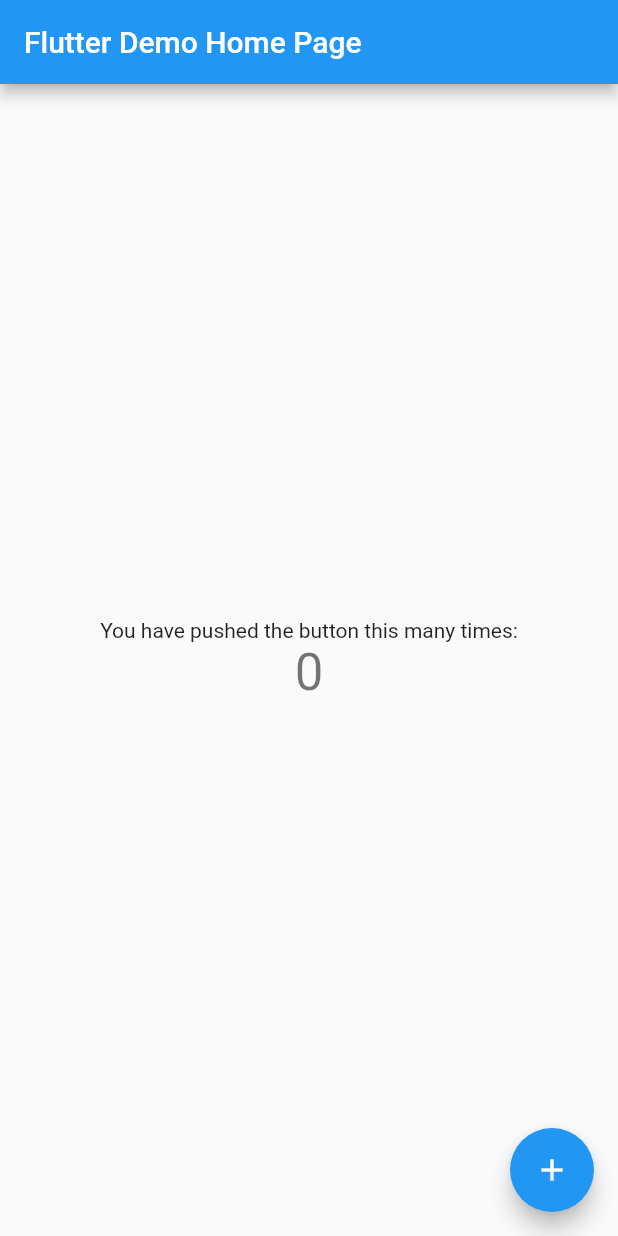
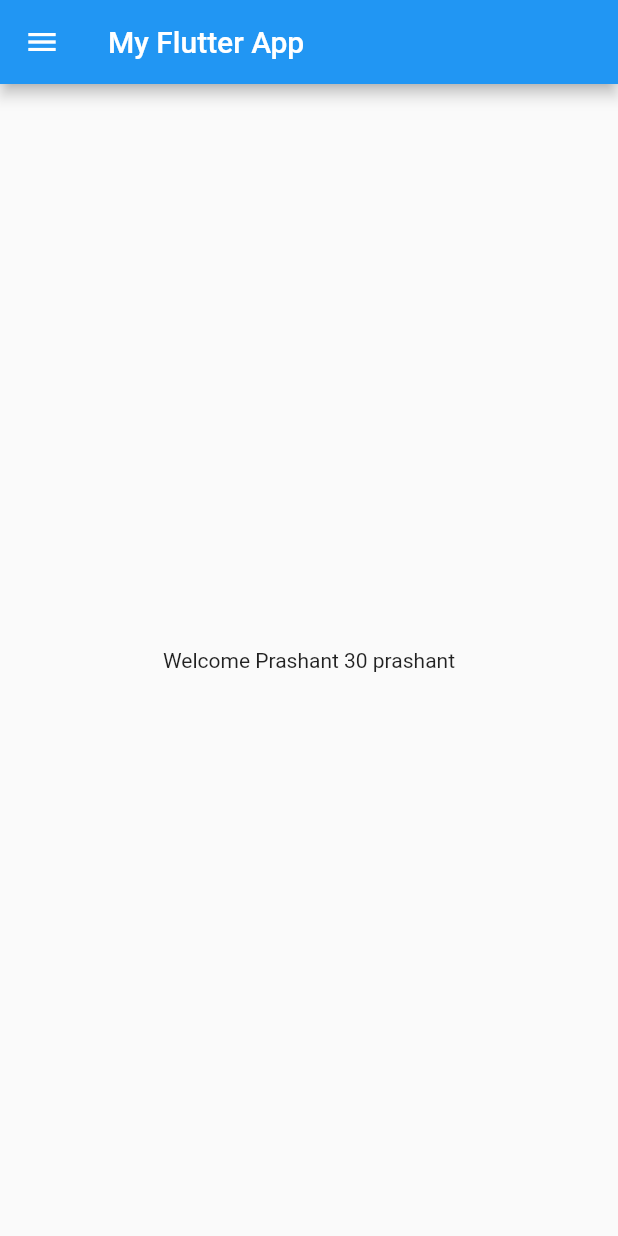
Before and after one commit to prashantlaldas/300DaysOfFlutter, a Flutter app: the screen it shows after launch, on a phone screen of 412 x 824 dp. Run offline on Flutter 3.47's test engine with Material 2 defaults, Android fonts, the phone set to English and light mode, and no system bars.

Commit message:
2nd day class over

```diff
--- /dev/null
+++ b/lib/home_page.dart
@@ -0,0 +1,19 @@
+import 'package:flutter/material.dart';
+class HomePage extends StatelessWidget {
+
+ final int days = 30;
+ final String name = "prashant";
+  @override
+  Widget build(BuildContext context) {
+    return   Scaffold(
+      appBar: AppBar(
+        title: Text("My Flutter App"),),
+        body: Center (
+          child:  Container(
+            child: Text ("Welcome Prashant $days $name"),
+          ),
+        ),
+        drawer: Drawer(),
+    );
+  }
+}
--- a/lib/main.dart
+++ b/lib/main.dart
@@ -1,113 +1,19 @@
 import 'package:flutter/material.dart';
+
+import 'home_page.dart';
 
 void main() {
   runApp(MyApp());
 }
 
 class MyApp extends StatelessWidget {
-  // This widget is the root of your application.
+
   @override
   Widget build(BuildContext context) {
+
+
     return MaterialApp(
-      title: 'Flutter Demo',
-      theme: ThemeData(
-        // This is the theme of your application.
-        //
-        // Try running your application with "flutter run". You'll see the
-        // application has a blue toolbar. Then, without quitting the app, try
-        // changing the primarySwatch below to Colors.green and then invoke
-        // "hot reload" (press "r" in the console where you ran "flutter run",
-        // or simply save your changes to "hot reload" in a Flutter IDE).
-        // Notice that the counter didn't reset back to zero; the application
-        // is not restarted.
-        primarySwatch: Colors.blue,
-      ),
-      home: MyHomePage(title: 'Flutter Demo Home Page'),
+      home:HomePage(),
     );
   }
 }
-
-class MyHomePage extends StatefulWidget {
-  MyHomePage({Key key, this.title}) : super(key: key);
-
-  // This widget is the home page of your application. It is stateful, meaning
-  // that it has a State object (defined below) that contains fields that affect
-  // how it looks.
-
-  // This class is the configuration for the state. It holds the values (in this
-  // case the title) provided by the parent (in this case the App widget) and
-  // used by the build method of the State. Fields in a Widget subclass are
-  // always marked "final".
-
-  final String title;
-
-  @override
-  _MyHomePageState createState() => _MyHomePageState();
-}
-
-class _MyHomePageState extends State<MyHomePage> {
-  int _counter = 0;
-
-  void _incrementCounter() {
-    setState(() {
-      // This call to setState tells the Flutter framework that something has
-      // changed in this State, which causes it to rerun the build method below
-      // so that the display can reflect the updated values. If we changed
-      // _counter without calling setState(), then the build method would not be
-      // called again, and so nothing would appear to happen.
-      _counter++;
-    });
-  }
-
-  @override
-  Widget build(BuildContext context) {
-    // This method is rerun every time setState is called, for instance as done
-    // by the _incrementCounter method above.
-    //
-    // The Flutter framework has been optimized to make rerunning build methods
-    // fast, so that you can just rebuild anything that needs updating rather
-    // than having to individually change instances of widgets.
-    return Scaffold(
-      appBar: AppBar(
-        // Here we take the value from the MyHomePage object that was created by
-        // the App.build method, and use it to set our appbar title.
-        title: Text(widget.title),
-      ),
-      body: Center(
-        // Center is a layout widget. It takes a single child and positions it
-        // in the middle of the parent.
-        child: Column(
-          // Column is also a layout widget. It takes a list of children and
-          // arranges them vertically. By default, it sizes itself to fit its
-          // children horizontally, and tries to be as tall as its parent.
-          //
-          // Invoke "debug painting" (press "p" in the console, choose the
-          // "Toggle Debug Paint" action from the Flutter Inspector in Android
-          // Studio, or the "Toggle Debug Paint" command in Visual Studio Code)
-          // to see the wireframe for each widget.
-          //
-          // Column has various properties to control how it sizes itself and
-          // how it positions its children. Here we use mainAxisAlignment to
-          // center the children vertically; the main axis here is the vertical
-          // axis because Columns are vertical (the cross axis would be
-          // horizontal).
-          mainAxisAlignment: MainAxisAlignment.center,
-          children: <Widget>[
-            Text(
-              'You have pushed the button this many times:',
-            ),
-            Text(
-              '$_counter',
-              style: Theme.of(context).textTheme.headline4,
-            ),
-          ],
-        ),
-      ),
-      floatingActionButton: FloatingActionButton(
-        onPressed: _incrementCounter,
-        tooltip: 'Increment',
-        child: Icon(Icons.add),
-      ), // This trailing comma makes auto-formatting nicer for build methods.
-    );
-  }
-}
```
